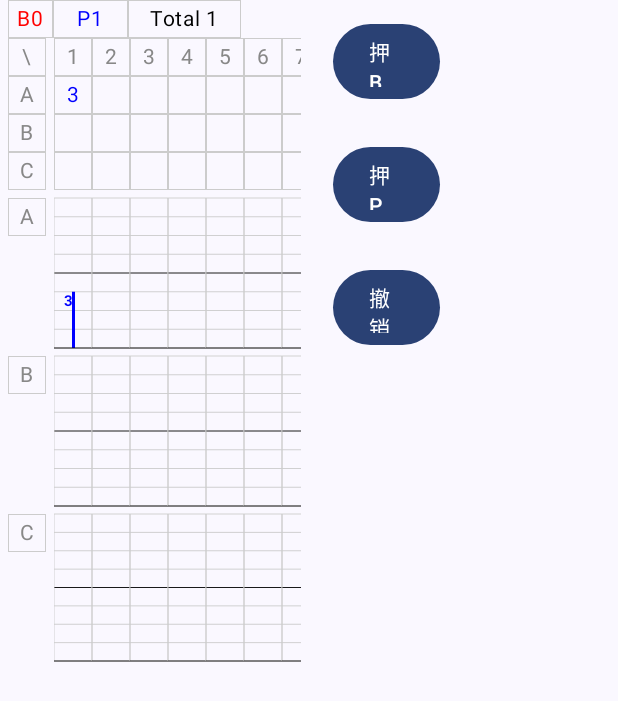
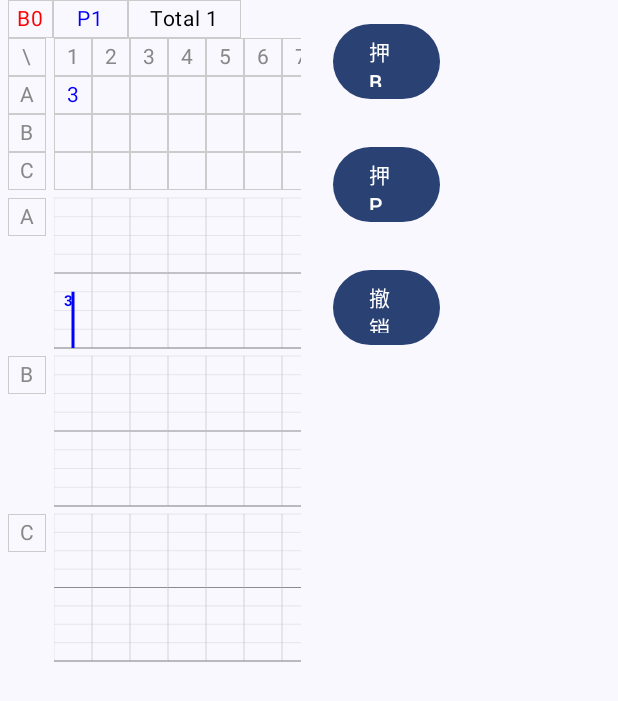
Before and after one commit to daishengda2018/ReopenAndroind, an Android app built with Jetpack Compose: the screen it shows after launch (MainActivity), after a tap on "撤销", on a phone screen of 412 x 824 dp. Shown: the top 701 px of the screen. Run offline under Robolectric (Android 15) with nearby library versions, the phone set to English and light mode, and no system bars.

Commit message:
[feat] 使用 Gemini 优化代码

```diff
--- a/app/src/main/java/com/dsd/baccarat/data/InputViewModel.kt
+++ b/app/src/main/java/com/dsd/baccarat/data/InputViewModel.kt
@@ -2,7 +2,7 @@ package com.dsd.baccarat.data
 
 import android.util.Log
 import androidx.lifecycle.ViewModel
-import com.dsd.baccarat.ui.page.MIN_COUNT
+import com.dsd.baccarat.ui.page.MIN_TABLE_COLUMN_COUNT
 import kotlinx.coroutines.flow.MutableStateFlow
 import kotlinx.coroutines.flow.StateFlow
 import kotlinx.coroutines.flow.asStateFlow
@@ -12,11 +12,12 @@ class InputViewModel : ViewModel() {
 
     // 私有可变 StateFlow（仅 ViewModel 内部可修改）
     private val mBppcTableMutableStateFlow = MutableStateFlow<List<BppcDisplayItem>>(
-        List(MIN_COUNT) { BppcDisplayItem.Empty } // 初始总长度 = MIN_COUNT
+        List(MIN_TABLE_COLUMN_COUNT) { BppcDisplayItem.Empty } // 初始总长度 = MIN_COUNT
     )
 
     // 暴露给 UI 的不可变 StateFlow
-    val bppcTableStateFlow: StateFlow<List<BppcDisplayItem>> = mBppcTableMutableStateFlow.asStateFlow()
+    val bppcTableStateFlow: StateFlow<List<BppcDisplayItem>> =
+        mBppcTableMutableStateFlow.asStateFlow()
 
     private val mBpCounterMutableStateFlow = MutableStateFlow(BpCounter(0, 0))
     val bpCounterStateFlow: StateFlow<BpCounter> = mBpCounterMutableStateFlow.asStateFlow()
@@ -38,11 +39,12 @@ class InputViewModel : ViewModel() {
         }
 
         val current = mBpCounterMutableStateFlow.value
-        when (last3Inputs.last()) {
-            InputType.B -> mBpCounterMutableStateFlow.value = current.copy(bCount = current.bCount + 1)
-            InputType.P -> mBpCounterMutableStateFlow.value = current.copy(pCount = current.pCount + 1)
-            else -> {}
+        val newValue = when (last3Inputs.last()) {
+            InputType.B -> current.copy(bCount = current.bCount + 1)
+            InputType.P -> current.copy(pCount = current.pCount + 1)
+            else -> current
         }
+        mBpCounterMutableStateFlow.value = newValue
 
         Log.d("InputViewModel", "Current Inputs: $last3Inputs")
         val inputCombination = last3Inputs.joinToString("")
@@ -56,7 +58,8 @@ class InputViewModel : ViewModel() {
             .apply {
                 // 1. 找到列表中最后一个 "Real" 实际项（跳过末尾的 Empty 占位项）
                 val lastRealIndex = indexOfLast { it is BppcDisplayItem.Real }
-                val lastRealItem = if (lastRealIndex != -1) this[lastRealIndex] as BppcDisplayItem.Real else null
+                val lastRealItem =
+                    if (lastRealIndex != -1) this[lastRealIndex] as BppcDisplayItem.Real else null
 
                 if (lastRealItem != null) {
                     // 2. 存在 Real 项，且其 dataA/dataB/dataC 有未填充的字段（值为 0）
@@ -75,7 +78,7 @@ class InputViewModel : ViewModel() {
                         val insertIndex = lastRealIndex + 1
                         this.add(insertIndex, BppcDisplayItem.Real(BppcItem(dataA = result)))
                         // 确保列表总长度不超过 MIN_COUNT（若超过则删除末尾的 Empty 项）
-                        if (size > MIN_COUNT && last() is BppcDisplayItem.Empty) {
+                        if (size > MIN_TABLE_COLUMN_COUNT && last() is BppcDisplayItem.Empty) {
                             removeLastOrNull()
                         }
                     }
--- a/app/src/main/java/com/dsd/baccarat/ui/page/BppcTableAndChart.kt
+++ b/app/src/main/java/com/dsd/baccarat/ui/page/BppcTableAndChart.kt
@@ -1,5 +1,6 @@
 package com.dsd.baccarat.ui.page
 
+import androidx.compose.foundation.BorderStroke
 import androidx.compose.foundation.Canvas
 import androidx.compose.foundation.border
 import androidx.compose.foundation.layout.*
@@ -9,14 +10,14 @@ import androidx.compose.foundation.lazy.itemsIndexed
 import androidx.compose.foundation.lazy.rememberLazyListState
 import androidx.compose.material3.Scaffold
 import androidx.compose.material3.Text
-import androidx.compose.runtime.Composable
-import androidx.compose.runtime.LaunchedEffect
+import androidx.compose.runtime.*
 import androidx.compose.ui.Alignment
 import androidx.compose.ui.Modifier
 import androidx.compose.ui.geometry.Offset
 import androidx.compose.ui.geometry.Size
 import androidx.compose.ui.graphics.Color
 import androidx.compose.ui.text.AnnotatedString
+import androidx.compose.ui.text.TextMeasurer
 import androidx.compose.ui.text.TextStyle
 import androidx.compose.ui.text.drawText
 import androidx.compose.ui.text.font.FontWeight
@@ -28,39 +29,48 @@ import androidx.compose.ui.unit.sp
 import com.dsd.baccarat.data.BpCounter
 import com.dsd.baccarat.data.BppcDisplayItem
 import com.dsd.baccarat.data.BppcItem
-import kotlin.collections.indexOfLast
 
-val ITEM_SIZE = 25.dp
-val TABLE_SPACE = 5.dp
-val TABLE_HEIGHT = ITEM_SIZE * 4
-val TOTLE_HEIGHT = (TABLE_HEIGHT * 4) + (TABLE_SPACE * 3)
-const val MIN_COUNT = 25
-val BORDER = 0.3.dp
-const val MAX_VALUE = 8
+// --- 常量定义 (为了清晰，进行分组和修正) ---
+const val MIN_TABLE_COLUMN_COUNT = 25
 
-val TEXT_COLOR_B = Color.Red
-val TEXT_COLOR_P = Color.Blue
+private val ITEM_SIZE = 25.dp
+private val TABLE_SPACE = 5.dp
+private val TABLE_HEIGHT = ITEM_SIZE * 4
+private val TOTAL_HEIGHT = (TABLE_HEIGHT * 4) + (TABLE_SPACE * 3) // 修正拼写错误 TOTLE -> TOTAL
+
+private val BORDER = 0.3.dp
+private const val MAX_VALUE = 8
+
+private val TEXT_COLOR_B = Color.Red
+private val TEXT_COLOR_P = Color.Blue
+private val TEXT_COLOR_NEUTRAL = Color.Gray
 
 @Preview(showBackground = true)
 @Composable
 private fun Demo() {
-    val items = listOf(
-        BppcItem(1, 2, 3),
-        BppcItem(4, 5, 6),
-        BppcItem(7, 8, 1),
-    )
-    val emptyCount = (MIN_COUNT - items.size).coerceAtLeast(0)
-    val displayItems: List<BppcDisplayItem> = items
-        .map { BppcDisplayItem.Real(it) } // 实际数据转换为 Real 项
-        .plus(List(emptyCount) { BppcDisplayItem.Empty }) // 补充 Empty 占位项
-    val counter = BpCounter(12, 13)
+    // 使用 remember 确保 items 列表在重组时不会被重新创建
+    val items = remember {
+        listOf(
+            BppcItem(1, 2, 3),
+            BppcItem(4, 5, 6),
+            BppcItem(7, 8, 1),
+        )
+    }
+    val counter = remember { BpCounter(12, 13) }
+
+    // 【优化1】使用 derivedStateOf，确保只有在 items 变化时才重新计算
+    val displayItems by remember(items) {
+        derivedStateOf {
+            val emptyCount = (MIN_TABLE_COLUMN_COUNT - items.size).coerceAtLeast(0)
+            items.map { BppcDisplayItem.Real(it) } + List(emptyCount) { BppcDisplayItem.Empty }
+        }
+    }
 
     Scaffold { innerPadding ->
         Column(
             modifier = Modifier
                 .padding(innerPadding)
-                .fillMaxHeight()
-                .fillMaxWidth()
+                .fillMaxSize() // 【优化2】使用 fillMaxSize() 代替 fillMaxWidth().fillMaxHeight()
         ) {
             BppcTableAndChart(displayItems, counter)
         }
@@ -70,14 +80,13 @@ private fun Demo() {
 @Composable
 fun BppcTableAndChart(displayItems: List<BppcDisplayItem>, counter: BpCounter) {
     val listState = rememberLazyListState()
-    LaunchedEffect(displayItems) {
-        // 自动滚动到最后一个实际数据项，确保最新数据可见
-        val visibleCount = listState.layoutInfo.visibleItemsInfo.size
-        // 找到最后一个 Real 项的索引
+
+    // 【优化3】优化自动滚动逻辑
+    LaunchedEffect(displayItems.size) { // 仅在列表大小变化时触发
         val lastRealIndex = displayItems.indexOfLast { it is BppcDisplayItem.Real }
-        // 只有当最后一个 Real 项不在可见范围内时才滚动
-        if ((lastRealIndex + 1) > visibleCount) {
-            listState.scrollToItem(displayItems.lastIndex)
+        if (lastRealIndex != -1) {
+            // 使用 animateScrollToItem 获得更平滑的滚动动画效果
+            listState.animateScrollToItem(displayItems.lastIndex)
         }
     }
 
@@ -85,13 +94,12 @@ fun BppcTableAndChart(displayItems: List<BppcDisplayItem>, counter: BpCounter) {
         Modifier
             .fillMaxWidth(0.5f)
             .padding(horizontal = 5.dp)
-    )
-    {
+    ) {
         Counter(counter)
         Row(
             Modifier
                 .fillMaxWidth()
-                .height(TOTLE_HEIGHT)
+                .height(TOTAL_HEIGHT) // 使用修正后的常量
         ) {
             Titles()
             Spacer(Modifier.width(TABLE_SPACE))
@@ -107,75 +115,107 @@ fun Counter(counter: BpCounter) {
             .fillMaxWidth()
             .height(ITEM_SIZE)
     ) {
-        TextItem("B${counter.bCount}", TEXT_COLOR_B, width = (ITEM_SIZE + TABLE_SPACE), fontWeight = FontWeight.Normal)
-        TextItem("P${counter.pCount}", Color.Blue, width = ITEM_SIZE * 2, fontWeight = FontWeight.Normal)
-        TextItem("Total ${counter.bCount + counter.pCount}", Color.Black, width = ITEM_SIZE * 3, fontWeight = FontWeight.Normal)
+        // 【优化4】移除不必要的默认参数
+        TextItem("B${counter.bCount}", TEXT_COLOR_B, width = (ITEM_SIZE + TABLE_SPACE))
+        TextItem("P${counter.pCount}", TEXT_COLOR_P, width = ITEM_SIZE * 2)
+        TextItem("Total ${counter.bCount + counter.pCount}", Color.Black, width = ITEM_SIZE * 3)
     }
 }
 
 @Composable
 private fun Titles() {
     Column(Modifier.width(ITEM_SIZE)) {
-        listOf("\\", "A", "B", "C").forEach {
-            TextItem(it, Color.Gray)
+        // 使用 remember 避免在每次重组时重新创建列表
+        val mainTitles = remember { listOf("\\", "A", "B", "C") }
+        val subTitles = remember { listOf("A", "B", "C") }
+
+        mainTitles.forEach {
+            TextItem(it, TEXT_COLOR_NEUTRAL)
         }
 
-        Spacer(Modifier.height(5.dp))
+        Spacer(Modifier.height(TABLE_SPACE)) // 使用常量
 
-        listOf("A", "B", "C").forEach {
-            TextItem(it, Color.Gray)
+        subTitles.forEach {
+            TextItem(it, TEXT_COLOR_NEUTRAL)
             Spacer(Modifier.height(ITEM_SIZE * 3 + TABLE_SPACE))
         }
     }
 }
 
+
 @Composable
 private fun TableAndChart(items: List<BppcDisplayItem>, listState: LazyListState) {
-    LazyRow(
-        state = listState,
-        modifier = Modifier.fillMaxWidth()
-    ) {
-        itemsIndexed(items) { idx, item ->
+    // 【核心优化】提升 TextMeasurer 状态，避免在每个 item 中重复创建
+    val textMeasurer = rememberTextMeasurer()
+
+    LazyRow(state = listState, modifier = Modifier.fillMaxWidth()) {
+        itemsIndexed(
+            items = items,
+            // 【核心优化】为 LazyRow 提供稳定的 key，提升性能
+            key = { index, item -> "$index-${item.hashCode()}" }
+        ) { idx, item ->
+            // 【核心优化】缓存从 item 中提取的数据，避免不必要的重算
+            val (dataA, dataB, dataC) = remember(item) {
+                if (item is BppcDisplayItem.Real) {
+                    Triple(item.data.dataA, item.data.dataB, item.data.dataC)
+                } else {
+                    Triple(0, 0, 0)
+                }
+            }
+            val dataPoints = remember(dataA, dataB, dataC) { listOf(dataA, dataB, dataC) }
+
             Column(Modifier.width(ITEM_SIZE)) {
-                TextItem("${idx + 1}", Color.Gray)
-
-                listOf(
-                    if (item is BppcDisplayItem.Real) item.data.dataA else 0,
-                    if (item is BppcDisplayItem.Real) item.data.dataB else 0,
-                    if (item is BppcDisplayItem.Real) item.data.dataC else 0
-                ).forEach { data ->
+                TextItem("${idx + 1}", TEXT_COLOR_NEUTRAL)
+                dataPoints.forEach { data ->
                     TextItem(
-                        if (data == 0) "" else "$data",
-                        if (data in listOf(1, 4, 6, 7)) TEXT_COLOR_B else TEXT_COLOR_P
+                        text = if (data == 0) "" else "$data",
+                        color = determineColor(data)
                     )
                 }
-
-                listOf(
-                    if (item is BppcDisplayItem.Real) item.data.dataA else 0,
-                    if (item is BppcDisplayItem.Real) item.data.dataB else 0,
-                    if (item is BppcDisplayItem.Real) item.data.dataC else 0
-                ).forEach { data ->
+                Spacer(Modifier.height(TABLE_SPACE))
+                dataPoints.forEach { data ->
+                    VerticalBar(
+                        value = data,
+                        color = determineColor(data),
+                        textMeasurer = textMeasurer
+                    )
                     Spacer(Modifier.height(TABLE_SPACE))
-                    VerticalBar(data)
                 }
             }
         }
     }
 }
 
+// 【优化8】提取的纯函数，用于决定颜色
+private fun determineColor(value: Int): Color {
+    return if (value in listOf(1, 4, 6, 7)) TEXT_COLOR_B else TEXT_COLOR_P
+}
+
 @Composable
-fun VerticalBar(value: Int) {
+fun VerticalBar(value: Int, color: Color, textMeasurer: TextMeasurer) {
+    // 【优化10】提升 TextStyle 的状态
+    // TextStyle 是一个普通类，每次重组时创建它会产生开销。
+    // 使用 remember(color) 可以确保只有在颜色变化时才创建新的 TextStyle 实例。
+    val textStyle = remember(color) {
+        TextStyle(
+            fontWeight = FontWeight.Bold,
+            fontSize = 10.sp,
+            color = color
+        )
+    }
+
     Box(
         Modifier
             .width(ITEM_SIZE)
             .height(TABLE_HEIGHT)
     ) {
-        val textMeasurer = rememberTextMeasurer()
+        // Canvas 的绘制成本较高，确保它只在输入参数(value, color)变化时才重绘
         Canvas(Modifier.fillMaxSize()) {
             val gridColor = Color.LightGray
-            val gridWidth = (BORDER * 2).toPx()
+            val gridWidth = BORDER.toPx() // 修正 gridWidth 的计算
             val interval = size.height / MAX_VALUE
-            // 横线
+
+            // 绘制网格线
             for (i in 0..MAX_VALUE) {
                 drawLine(
                     color = if (i == 4) Color.Black else gridColor,
@@ -184,41 +224,33 @@ fun VerticalBar(value: Int) {
                     strokeWidth = gridWidth
                 )
             }
-            // 竖线
             drawLine(gridColor, Offset(size.width, 0f), Offset(size.width, size.height), gridWidth)
             drawLine(gridColor, Offset(0f, 0f), Offset(0f, size.height), gridWidth)
-
-            val barHeight = (value.toFloat() / MAX_VALUE * size.height)
-            val color = if (value in listOf(1, 4, 6, 7)) TEXT_COLOR_B else TEXT_COLOR_P
-            // 柱子
-            drawRect(
-                color = color,
-                topLeft = Offset(size.width / 2 - 1f, size.height - barHeight),
-                size = Size(2.dp.toPx(), barHeight)
-            )
-            // 数字
-            drawText(
-                textMeasurer = textMeasurer,
-                text = AnnotatedString("$value"),
-                topLeft = Offset(10f, size.height - barHeight),
-                style = TextStyle(
-                    fontWeight = FontWeight.Bold,
-                    fontSize = 10.sp,
-                    color = color
-                )
-            )
-
-            // 底边
             drawLine(
                 Color.Black,
                 Offset(0f, size.height),
                 Offset(size.width, size.height),
                 gridWidth
             )
+
+            // 【优化9】只有当 value > 0 时才执行绘制操作
+            if (value > 0) {
+                val barHeight = (value.toFloat() / MAX_VALUE) * size.height
+                drawRect(
+                    color = color,
+                    topLeft = Offset(size.width / 2 - 1.dp.toPx(), size.height - barHeight),
+                    size = Size(2.dp.toPx(), barHeight)
+                )
+                drawText(
+                    textMeasurer = textMeasurer,
+                    text = AnnotatedString("$value"),
+                    topLeft = Offset(10f, size.height - barHeight),
+                    style = textStyle // 使用提升状态后的 textStyle
+                )
+            }
         }
     }
 }
-
 
 @Composable
 fun TextItem(
@@ -227,11 +259,16 @@ fun TextItem(
     width: Dp = ITEM_SIZE,
     fontWeight: FontWeight = FontWeight.Normal
 ) {
+    // 【优化11】提升 BorderStroke 的状态
+    // 与 TextStyle 类似，BorderStroke 也是一个普通类。
+    // 使用 remember 将其缓存，可以避免在每次重组时不必要地重新创建此对象。
+    val borderStroke = remember { BorderStroke(BORDER, Color.LightGray) }
+
     Box(
         Modifier
             .width(width)
             .height(ITEM_SIZE)
-            .border(BORDER, Color.LightGray),
+            .border(borderStroke), // 使用提升状态后的 borderStroke
         contentAlignment = Alignment.Center
     ) {
         Text(text, fontSize = 14.sp, color = color, fontWeight = fontWeight)
```
